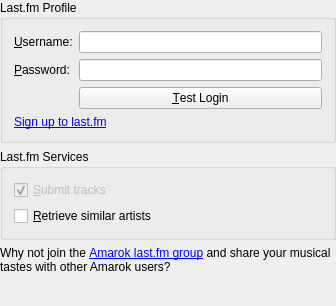
Qt form src/services/lastfm/LastFmConfigWidget.ui (netrunner-debian-kde-extras/amarok) before a commit.
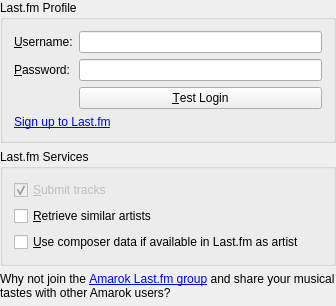
The same form after that commit. Custom widgets are drawn as their Qt base class.

What changed in the file:
```diff
--- a/src/services/lastfm/LastFmConfigWidget.ui
+++ b/src/services/lastfm/LastFmConfigWidget.ui
@@ -83,7 +83,7 @@
          </sizepolicy>
         </property>
         <property name="text" >
-         <string>&lt;a href="http://www.last.fm:80/signup.php">Sign up to last.fm&lt;/a></string>
+         <string>&lt;a href="http://www.last.fm:80/signup.php">Sign up to Last.fm&lt;/a></string>
         </property>
         <property name="wordWrap" >
          <bool>true</bool>
@@ -103,7 +103,7 @@
    <item row="4" column="0" >
     <widget class="QLabel" name="kActiveLabel2" >
      <property name="text" >
-      <string>Why not join the &lt;a href="http://www.last.fm:80/group/Amarok+Users">Amarok last.fm group&lt;/a> and share your musical tastes with other Amarok users?</string>
+      <string>Why not join the &lt;a href="http://www.last.fm:80/group/Amarok+Users">Amarok Last.fm group&lt;/a> and share your musical tastes with other Amarok users?</string>
      </property>
      <property name="wordWrap" >
       <bool>true</bool>
@@ -139,6 +139,16 @@
         </property>
        </widget>
       </item>
+      <item row="2" column="0" >
+       <widget class="QCheckBox" name="kcfg_ScrobbleComposer" >
+        <property name="text" >
+         <string>&amp;Use composer data if available in Last.fm as artist</string>
+        </property>
+        <property name="checked" >
+         <bool>false</bool>
+        </property>
+       </widget>
+      </item>
      </layout>
     </widget>
    </item>
```
